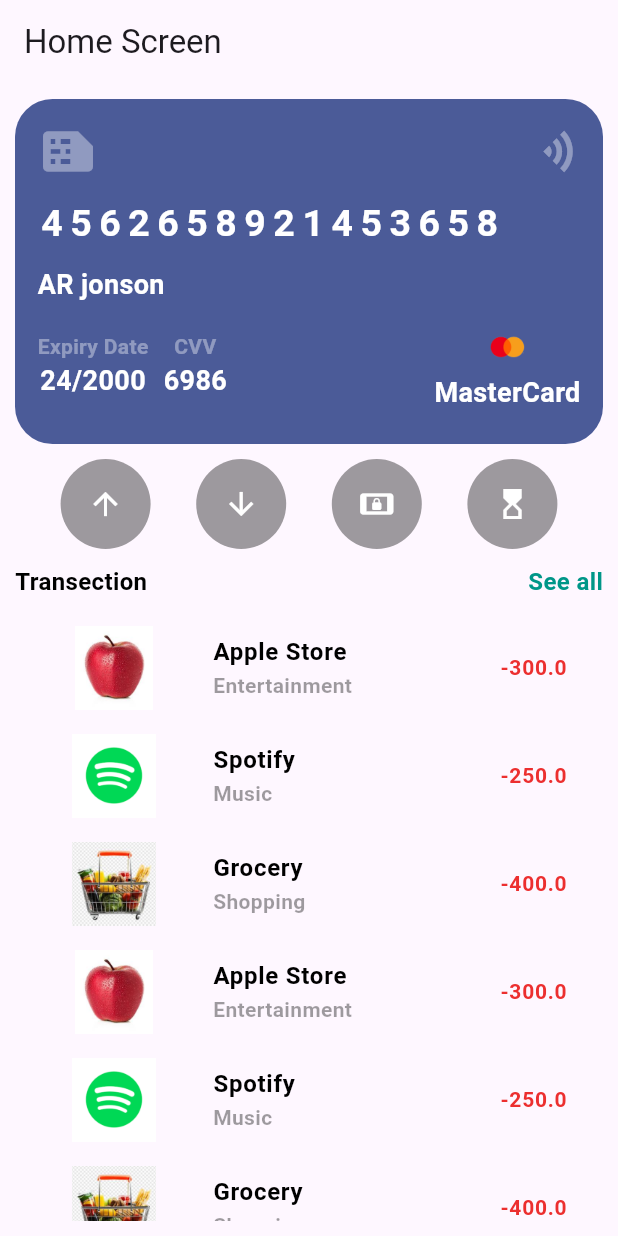
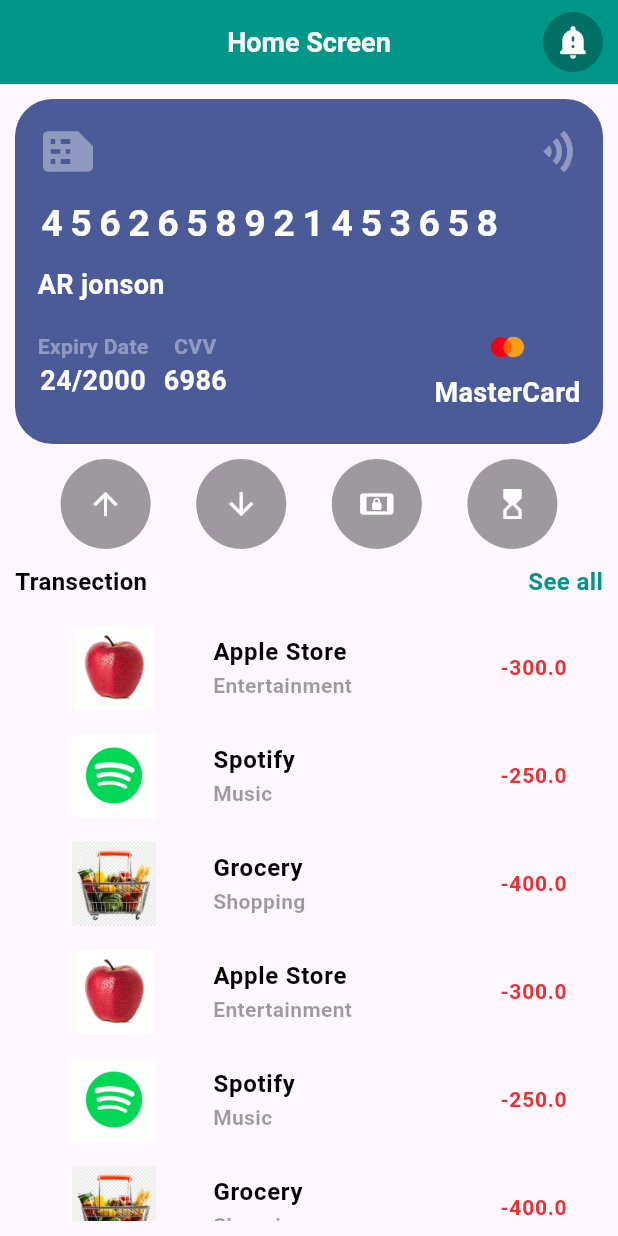
Before and after one commit to foysal012/demo_bank, a Flutter app: the HomeScreen screen opened directly, on a phone screen of 412 x 824 dp. Run offline on Flutter 3.47's test engine with Material 3 defaults, Android fonts, the phone set to English and light mode, and no system bars; our stand-ins replace cloud_firestore, firebase_auth, firebase_core, firebase_messaging, flutter_spinkit, fluttertoast and 5 more; accounts and stored records are empty.

Commit message:
Issue fixing

```diff
--- a/lib/presentation/screen/bottom_nav_bar/my_card_screen.dart
+++ b/lib/presentation/screen/bottom_nav_bar/my_card_screen.dart
@@ -28,7 +28,7 @@
       appBar: AppBar(
         actionsPadding: EdgeInsets.only(right: 10.0),
         backgroundColor: AppColors.primaryColor,
-        leading: Icon(Icons.arrow_back_ios_new, color: Colors.white),
+        // leading: Icon(Icons.arrow_back_ios_new, color: Colors.white),
 
         centerTitle: true,
         title: Text('My Cards',
--- a/lib/presentation/screen/bottom_nav_bar/settings_screen.dart
+++ b/lib/presentation/screen/bottom_nav_bar/settings_screen.dart
@@ -29,7 +29,7 @@
       appBar: AppBar(
         actionsPadding: EdgeInsets.only(right: 10.0),
         backgroundColor: AppColors.primaryColor,
-        leading: Icon(Icons.arrow_back_ios_new, color: Colors.white),
+        // leading: Icon(Icons.arrow_back_ios_new, color: Colors.white),
 
         centerTitle: true,
         title: Text('Settings',
--- a/lib/presentation/screen/home_screen.dart
+++ b/lib/presentation/screen/home_screen.dart
@@ -78,7 +78,24 @@
   Widget build(BuildContext context) {
     return Scaffold(
       appBar: AppBar(
-        title: Text('Home Screen'),
+        backgroundColor: AppColors.primaryColor,
+        actionsPadding: EdgeInsets.only(right: 10.0),
+        centerTitle: true,
+        title: Text('Home Screen',
+          style: TextStyle(
+              fontSize: 18,
+              fontWeight: FontWeight.bold,
+              color: Colors.white
+          )
+        ),
+
+          actions: [
+            CircleAvatar(
+              radius: 20.0,
+              backgroundColor: Colors.black26,
+              child: Icon(Icons.notification_important_rounded, color: Colors.white,),
+            ),
+          ]
       ),
 
       body: Container(
```
Also changed, not shown: lib/presentation/screen/bottom_nav_bar/statistics_screen.dart (+12 -6 lines).
